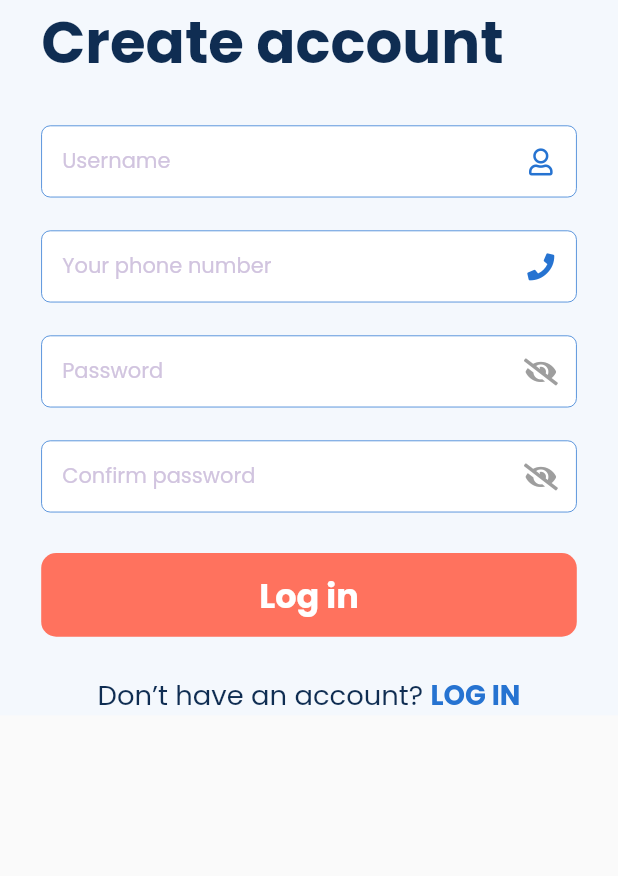
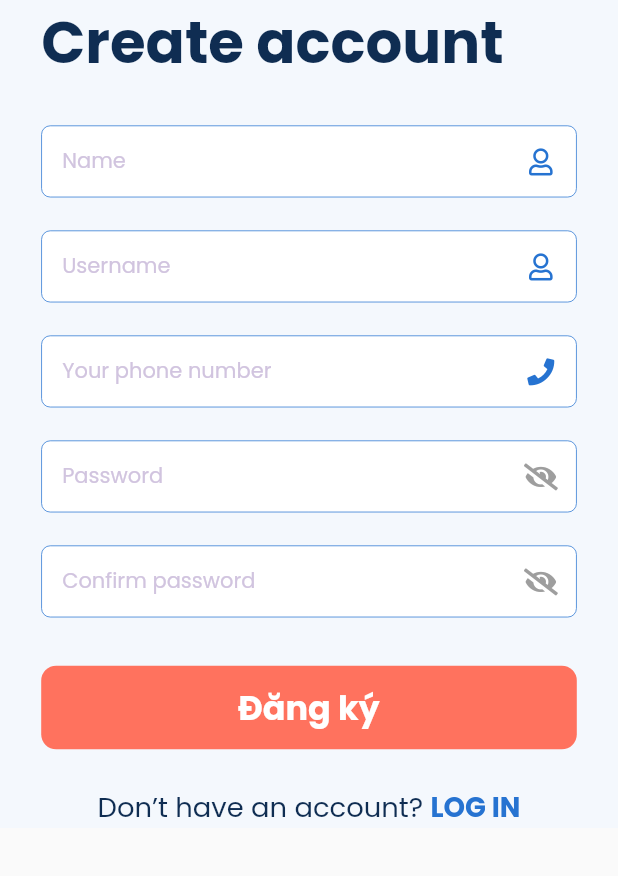
Before and after one commit to beobeodev/DUT_Message, a Flutter app: the SignUpScreen screen opened by its route, on a phone screen of 412 x 824 dp, the part 311-1187 px from its top. Run offline on Flutter 3.47's test engine with Material 2 defaults, Android fonts, the phone set to English and light mode, and no system bars; our stand-ins replace flutter_screenutil, flutter_svg, font_awesome_flutter, get, hive, hive_flutter and 1 more; accounts and stored records are empty; statements that could not run were skipped.

Commit message:
complete sign up screen and connect repository :sparkles: :sparkles:

```diff
--- a/flutter_frontend/lib/core/constants/api_path.dart
+++ b/flutter_frontend/lib/core/constants/api_path.dart
@@ -1,3 +1,5 @@
 class ApiPath {
-  static const String serverUrl = 'http://192.168.1.8:3000/api';
+  static const String serverUrl = 'http://localhost3000/api';
+
+  static const String authServerUrl = 'http://localhost:3000/api/auth';
 }
--- a/flutter_frontend/lib/core/constants/image_path.dart
+++ b/flutter_frontend/lib/core/constants/image_path.dart
@@ -10,4 +10,5 @@ class ImagePath {
   static const chatLottie = "assets/images/lotties/chat.json";
   static const addUserLottie = 'assets/images/lotties/add_user.json';
   static const transitionLottie = 'assets/images/lotties/transition.json';
+  static const loadingLottie = 'assets/images/lotties/loading.json';
 }
--- /dev/null
+++ b/flutter_frontend/lib/data/models/custom_response.dart
@@ -0,0 +1,20 @@
+import 'package:flutter/material.dart';
+
+class CustomResponse {
+
+  int statusCode;
+  Map<String, dynamic> responseBody;
+  bool error;
+  Map<String, dynamic> errorMaps;
+
+  CustomResponse({
+    this.statusCode = 200,
+    this.error = false,
+    this.errorMaps,
+  });
+
+  CustomResponse.fromJson(Map<String, dynamic> json) {
+    error = json['error'];
+    errorMaps = json['errorMaps'];
+  }
+}
--- a/flutter_frontend/lib/screens/sign_up.dart
+++ b/flutter_frontend/lib/screens/sign_up.dart
@@ -9,13 +9,13 @@ import 'package:flutter_screenutil/flutter_screenutil.dart';
 import 'package:flutter_svg/flutter_svg.dart';
 import 'package:font_awesome_flutter/font_awesome_flutter.dart';
 import 'package:get/get.dart';
+import 'package:lottie/lottie.dart';
 
 class SignUpScreen extends StatelessWidget {
   final SignUpController signUpController = Get.put(SignUpController());
 
   @override
   Widget build(BuildContext context) {
-
     return Scaffold(
       body: GestureDetector(
         onTap: signUpController.onUnFocus,
@@ -31,7 +31,10 @@ class SignUpScreen extends StatelessWidget {
                   left: ScreenUtil().setWidth(25),
                   right: ScreenUtil().setWidth(25),
                 ),
-                child: Column(
+                child: Form(
+                  key: signUpController.signUpFormKey,
+                  child: Obx(() {
+                    return Column(
                       children: [
                         SizedBox(
                           width: double.infinity,
@@ -73,13 +76,30 @@ class SignUpScreen extends StatelessWidget {
                         ),
                         CustomTextFormField(
                           width: double.infinity,
+                          hintText: "Name",
+                          suffixIconWidget: Icon(
+                            FontAwesomeIcons.user,
+                            color: Palette.celticBlue,
+                            size: 18,
+                          ),
+                          borderColor: Palette.celticBlue,
+                          validateFunc: signUpController.validateName,
+                          textEditingController: signUpController
+                              .nameEditingController,
+                        ),
+                        CustomTextFormField(
+                          width: double.infinity,
                           hintText: "Username",
                           suffixIconWidget: Icon(
                             FontAwesomeIcons.user,
                             color: Palette.celticBlue,
                             size: 18,
                           ),
+                          errorText: signUpController.errorUsername.value,
                           borderColor: Palette.celticBlue,
+                          validateFunc: signUpController.validateUsername,
+                          textEditingController: signUpController
+                              .usernameEditingController,
                         ),
                         CustomTextFormField(
                           width: double.infinity,
@@ -89,7 +109,11 @@ class SignUpScreen extends StatelessWidget {
                             color: Palette.celticBlue,
                             size: 18,
                           ),
+                          errorText: signUpController.errorPhoneNumber.value,
                           borderColor: Palette.celticBlue,
+                          validateFunc: signUpController.validatePhoneNumber,
+                          textEditingController: signUpController
+                              .phoneEditingController,
                         ),
                         CustomTextFormField(
                           width: double.infinity,
@@ -102,7 +126,11 @@ class SignUpScreen extends StatelessWidget {
                               size: 18,
                             ),
                           ),
+                          isObsecure: true,
                           borderColor: Palette.celticBlue,
+                          validateFunc: signUpController.validatePassword,
+                          textEditingController: signUpController
+                              .passwordEditingController,
                         ),
                         CustomTextFormField(
                           width: double.infinity,
@@ -115,12 +143,19 @@ class SignUpScreen extends StatelessWidget {
                               size: 18,
                             ),
                           ),
+                          isObsecure: true,
                           borderColor: Palette.celticBlue,
+                          validateFunc: signUpController
+                              .validateConfirmPassword,
+                          textEditingController: signUpController
+                              .confirmPasswordEditingController,
                         ),
                         SizedBox(
-                      height: ScreenUtil().setHeight(5),
+                          height: ScreenUtil().setHeight(10),
                         ),
-                    DecoratedBox(
+                        GestureDetector(
+                          onTap: signUpController.onTapSignUpButton,
+                          child: DecoratedBox(
                             decoration: BoxDecoration(
                               color: Palette.sweetRed,
                               borderRadius: BorderRadius.circular(10),
@@ -130,12 +165,13 @@ class SignUpScreen extends StatelessWidget {
                               height: ScreenUtil().setHeight(55),
                               child: Center(
                                 child: Text(
-                            "Log in",
+                                  "Đăng ký",
                                   style: TextStyle(
                                     fontFamily: FontFamily.fontPoppins,
                                     color: Colors.white,
                                     fontWeight: FontWeight.w700,
                                     fontSize: ScreenUtil().setSp(22),
+                                  ),
                                 ),
                               ),
                             ),
@@ -171,6 +207,8 @@ class SignUpScreen extends StatelessWidget {
                           ],
                         )
                       ],
+                    );
+                  }),
                 ),
               ),
             ),
--- a/flutter_frontend/lib/widgets/widgets/custom_text_form_field.dart
+++ b/flutter_frontend/lib/widgets/widgets/custom_text_form_field.dart
@@ -2,7 +2,7 @@ import 'package:flutter/material.dart';
 import 'package:flutter_frontend/core/constants/font_family.dart';
 
 class CustomTextFormField extends StatelessWidget {
-  const CustomTextFormField({this.label, this.isObsecure, this.width, this.height, this.gap, this.textEditingController, this.borderRadius, this.hintText, this.borderColor, this.suffixIconWidget, this.prefixIconWidget, this.fillColor, this.errorText});
+  const CustomTextFormField({this.label, this.isObsecure, this.width, this.height, this.gap, this.textEditingController, this.borderRadius, this.hintText, this.borderColor, this.suffixIconWidget, this.prefixIconWidget, this.fillColor, this.errorText, this.validateFunc});
 
   final String label;
   final bool isObsecure;
@@ -18,6 +18,7 @@ class CustomTextFormField extends StatelessWidget {
   final Widget prefixIconWidget;
   final Color fillColor;
   final String errorText;
+  final String Function(String value) validateFunc;
 
   @override
   Widget build(BuildContext context) {
@@ -42,6 +43,7 @@ class CustomTextFormField extends StatelessWidget {
             textInputAction: TextInputAction.done,
             onChanged: (val) {},
             onTap: () {},
+            validator: validateFunc,
             obscureText: isObsecure == null ? false : true,
             decoration: InputDecoration(
               hintText: hintText,
@@ -82,7 +84,7 @@ class CustomTextFormField extends StatelessWidget {
               filled: true,
               contentPadding: EdgeInsets.only(left: 14),
               helperText: "",
-              errorText: errorText,
+              errorText: (errorText == null || errorText == "") ? null : errorText,
               suffixIcon: suffixIconWidget,
               prefixIcon: prefixIconWidget,
             ),
```
Also changed, not shown: flutter_frontend/assets/images/lotties/loading.json (added, +1 -0 lines), flutter_frontend/lib/controller/sign_up/sign_up_controller.dart (+130 -0 lines), flutter_frontend/lib/data/models/custom_error.dart (added, +17 -0 lines), flutter_frontend/lib/data/providers/auth_provider.dart (added, +21 -0 lines), flutter_frontend/lib/data/repositories/auth_repository.dart (added, +63 -0 lines), 6 other files. Lines whose indentation alone changed are shown as unchanged.
